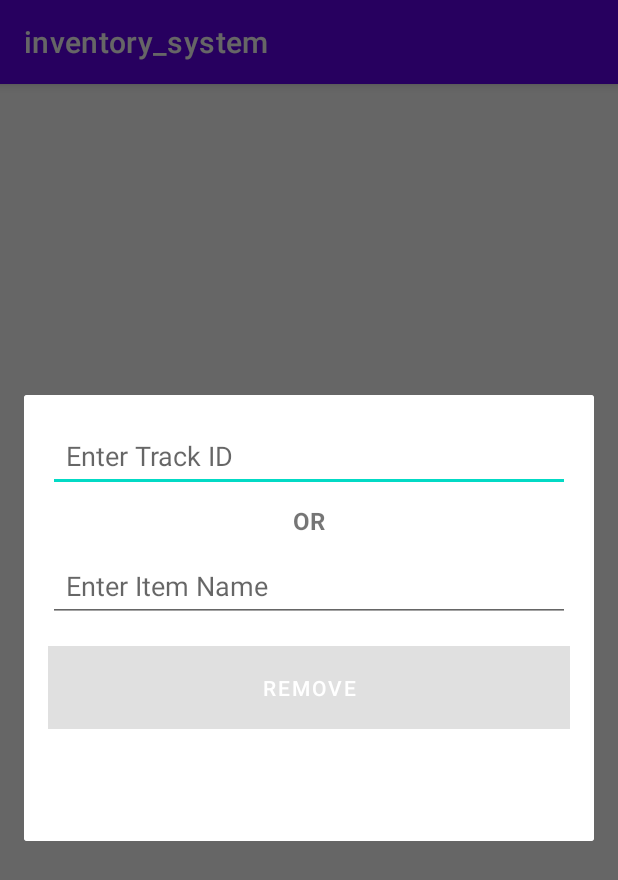
After one commit to Gaurav-banwal/inventory_system, an Android app: the fragment RemoveItem shown on its own in the app's theme, on a phone screen of 412 x 824 dp. The commit adds this screen. Shown: the top 880 px of the screen. Run offline under Robolectric (Android 15) with nearby library versions, the phone set to English and light mode, and no system bars.

Commit message:
remove update

```diff
--- /dev/null
+++ b/app/src/main/java/com/oops/inventory_system/RemoveItem.kt
@@ -0,0 +1,59 @@
+package com.oops.inventory_system
+
+import android.os.Bundle
+import android.view.LayoutInflater
+import android.view.View
+import android.view.ViewGroup
+import android.widget.Button
+import android.widget.EditText
+import android.widget.Toast
+import androidx.fragment.app.DialogFragment
+
+class RemoveItem : DialogFragment() {
+
+    override fun onCreateView(
+        inflater: LayoutInflater, container: ViewGroup?,
+        savedInstanceState: Bundle?
+    ): View? {
+        return inflater.inflate(R.layout.fragment_removeitem, container, false)
+    }
+
+    override fun onStart() {
+        super.onStart()
+        dialog?.let {
+            val width = ViewGroup.LayoutParams.MATCH_PARENT  // Full screen width
+            val height = (resources.displayMetrics.heightPixels * 0.4).toInt() // 60% of screen height
+            it.window?.setLayout(width, height)
+        }
+    }
+
+    override fun onViewCreated(view: View, savedInstanceState: Bundle?) {
+        super.onViewCreated(view, savedInstanceState)
+
+        val removeButton = view.findViewById<Button>(R.id.removeButton)
+        val trackIdField = view.findViewById<EditText>(R.id.trackIdField)
+        val itemNameField = view.findViewById<EditText>(R.id.itemNameField)
+
+        removeButton.isEnabled = false // Disable button initially
+
+        val textWatcher = object : android.text.TextWatcher {
+            override fun afterTextChanged(s: android.text.Editable?) {
+                removeButton.isEnabled =
+                    trackIdField.text.isNotEmpty() || itemNameField.text.isNotEmpty()
+            }
+            override fun beforeTextChanged(s: CharSequence?, start: Int, count: Int, after: Int) {}
+            override fun onTextChanged(s: CharSequence?, start: Int, before: Int, count: Int) {}
+        }
+
+        trackIdField.addTextChangedListener(textWatcher)
+        itemNameField.addTextChangedListener(textWatcher)
+
+        removeButton.setOnClickListener {
+            val trackId = trackIdField.text.toString()
+            val itemName = itemNameField.text.toString()
+
+            Toast.makeText(requireContext(), "Removed: $trackId / $itemName", Toast.LENGTH_SHORT).show()
+            dismiss() // Close the dialog
+        }
+    }
+}
--- a/app/src/main/java/com/oops/inventory_system/ui/gallery/GalleryFragment.kt
+++ b/app/src/main/java/com/oops/inventory_system/ui/gallery/GalleryFragment.kt
@@ -8,10 +8,12 @@ import android.widget.Button
 import android.widget.ListView
 import androidx.fragment.app.Fragment
 import androidx.lifecycle.ViewModelProvider
+
 import com.oops.inventory_system.AddItem
 import com.oops.inventory_system.Item
 import com.oops.inventory_system.ItemAdapter
 import com.oops.inventory_system.R
+import com.oops.inventory_system.RemoveItem
 import com.oops.inventory_system.databinding.FragmentGalleryBinding
 
 
@@ -60,10 +62,69 @@ class GalleryFragment : Fragment() {
             val dialog = AddItem()
             dialog.show(childFragmentManager, "AddItemDialog")
         }
+
+
+
+        val removeButton = view.findViewById<Button>(R.id.remove) // Replace with actual button ID
+
+        removeButton.setOnClickListener {
+            val dialog = RemoveItem()
+            dialog.show(parentFragmentManager, "RemoveItemDialog")
+        }
+
+
+
+
+
     }
+
+
+
+
+
+
+
+
+
+
+
+
+
+
+
+
+
+
 
     private fun addItem(trackId: Int, quantity: Int, name: String) {
         itemList.add(Item(trackId, quantity, name))
         adapter.notifyDataSetChanged()
     }
+
+
+
+
+
+
+//
+//    private fun onItemRemoved(trackId: String, itemName: String) {
+//        val iterator = itemList.iterator()
+//        while (iterator.hasNext()) {
+//            val item = iterator.next()
+//            if (item.trackId.toString() == trackId || item.name == itemName) {
+//                iterator.remove()
+//            }
+//        }
+//        adapter.notifyDataSetChanged()
+//    }
+
+
+
+
+
+
+
+
+
+
 }
--- a/app/src/main/res/layout/activity_selection.xml
+++ b/app/src/main/res/layout/activity_selection.xml
@@ -40,7 +40,9 @@
 
       app:layout_constraintBottom_toBottomOf="parent"
       app:layout_constraintEnd_toEndOf="parent"
+      app:layout_constraintHorizontal_bias="0.555"
       app:layout_constraintStart_toStartOf="parent"
-      app:layout_constraintTop_toBottomOf="@+id/search_view" />
+      app:layout_constraintTop_toBottomOf="@+id/search_view"
+      app:layout_constraintVertical_bias="0.103" />
 
 </androidx.constraintlayout.widget.ConstraintLayout>
--- a/app/src/main/res/layout/fragment_gallery.xml
+++ b/app/src/main/res/layout/fragment_gallery.xml
@@ -27,8 +27,10 @@
         android:dividerHeight="10dp"
         app:layout_constraintBottom_toBottomOf="parent"
         app:layout_constraintEnd_toEndOf="parent"
+        app:layout_constraintHorizontal_bias="0.2"
         app:layout_constraintStart_toStartOf="parent"
-        app:layout_constraintTop_toBottomOf="@+id/search_view" />
+        app:layout_constraintTop_toBottomOf="@+id/search_view"
+        app:layout_constraintVertical_bias="0.885" />
 
     <LinearLayout
         android:layout_width="410dp"
@@ -47,11 +49,13 @@
             android:text="ADD" />
 
         <Button
-            android:id="@+id/button2"
+            android:id="@+id/remove"
             android:layout_width="wrap_content"
             android:layout_height="wrap_content"
             android:layout_weight="1"
             android:text="Remove" />
     </LinearLayout>
 
+
+
 </androidx.constraintlayout.widget.ConstraintLayout>
--- /dev/null
+++ b/app/src/main/res/layout/fragment_removeitem.xml
@@ -0,0 +1,55 @@
+<?xml version="1.0" encoding="utf-8"?>
+<ScrollView
+    xmlns:android="http://schemas.android.com/apk/res/android"
+    android:layout_width="match_parent"
+    android:layout_height="wrap_content"
+    android:fillViewport="true">
+
+    <LinearLayout
+        android:layout_width="match_parent"
+        android:layout_height="wrap_content"
+        android:orientation="vertical"
+        android:padding="16dp"
+        android:background="@android:color/white">
+
+        <!-- Track ID Input -->
+        <EditText
+            android:id="@+id/trackIdField"
+            android:layout_width="match_parent"
+            android:layout_height="wrap_content"
+            android:hint="Enter Track ID"
+            android:textSize="18sp"
+            android:padding="12dp"/>
+
+        <!-- OR Text -->
+        <TextView
+            android:layout_width="match_parent"
+            android:layout_height="wrap_content"
+            android:text="OR"
+            android:textAlignment="center"
+            android:textSize="16sp"
+            android:textStyle="bold"
+            android:paddingVertical="8dp"/>
+
+        <!-- Item Name Input -->
+        <EditText
+            android:id="@+id/itemNameField"
+            android:layout_width="match_parent"
+            android:layout_height="wrap_content"
+            android:hint="Enter Item Name"
+            android:textSize="18sp"
+            android:padding="12dp"/>
+
+        <!-- Remove Button -->
+        <Button
+            android:id="@+id/removeButton"
+            android:layout_width="match_parent"
+            android:layout_height="wrap_content"
+            android:layout_marginTop="16dp"
+            android:background="@color/purple_500"
+            android:text="Remove"
+            android:textColor="@android:color/white"
+            android:padding="12dp"
+            android:enabled="false"/>
+    </LinearLayout>
+</ScrollView>
```
Also changed, not shown: app/src/main/java/com/oops/inventory_system/ItemAdaptor.kt (+8 -0 lines).
